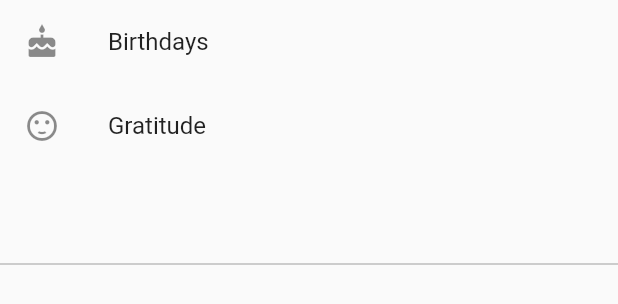
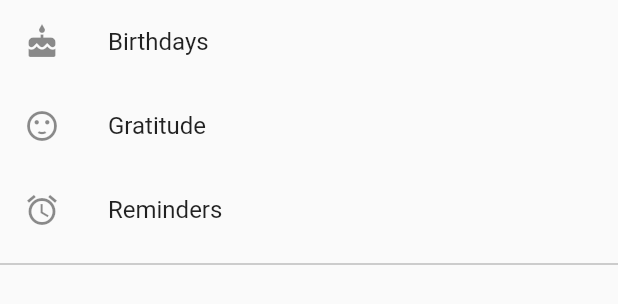
Before and after one commit to simonpojok/flutter_app, a Flutter app: the MenuListTileWidget widget shown alone on an empty page, opened directly, on a phone screen of 412 x 824 dp. Shown: the top 304 px of the screen. Run offline on Flutter 3.47's test engine with Material 2 defaults, Android fonts, the phone set to English and light mode, and no system bars; statements that could not run were skipped.

Commit message:
Implemented the second tiles

```diff
--- a/lib/widgets/menu_list_tile.dart
+++ b/lib/widgets/menu_list_tile.dart
@@ -32,7 +32,14 @@ class _MenuListTileWidgetState extends State<MenuListTileWidget> {
             Navigator.push(context, MaterialPageRoute(builder: (context) => Gratitude()))
           },
         ),
-        ListTile(),
+        ListTile(
+          leading: Icon(Icons.alarm),
+          title: Text('Reminders'),
+          onTap: () {
+            Navigator.pop(context);
+            Navigator.push(context, MaterialPageRoute(builder: (context) => Reminders()))
+          },
+        ),
         Divider(color: Colors.grey),
         ListTile(),
       ],
```
